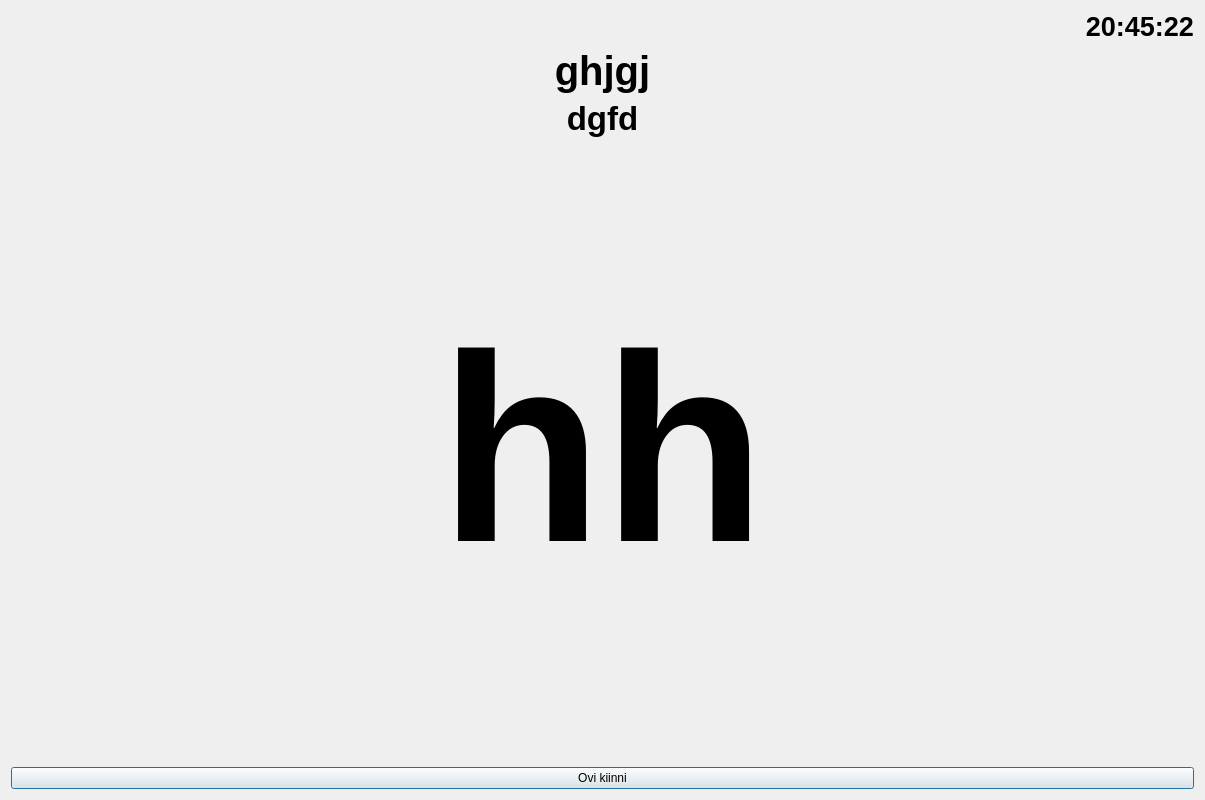
Above: SLPinkoodi/tervetuloa.ui from villerp/LockMaster-Qt-UI before the change. Below: the same form after it.
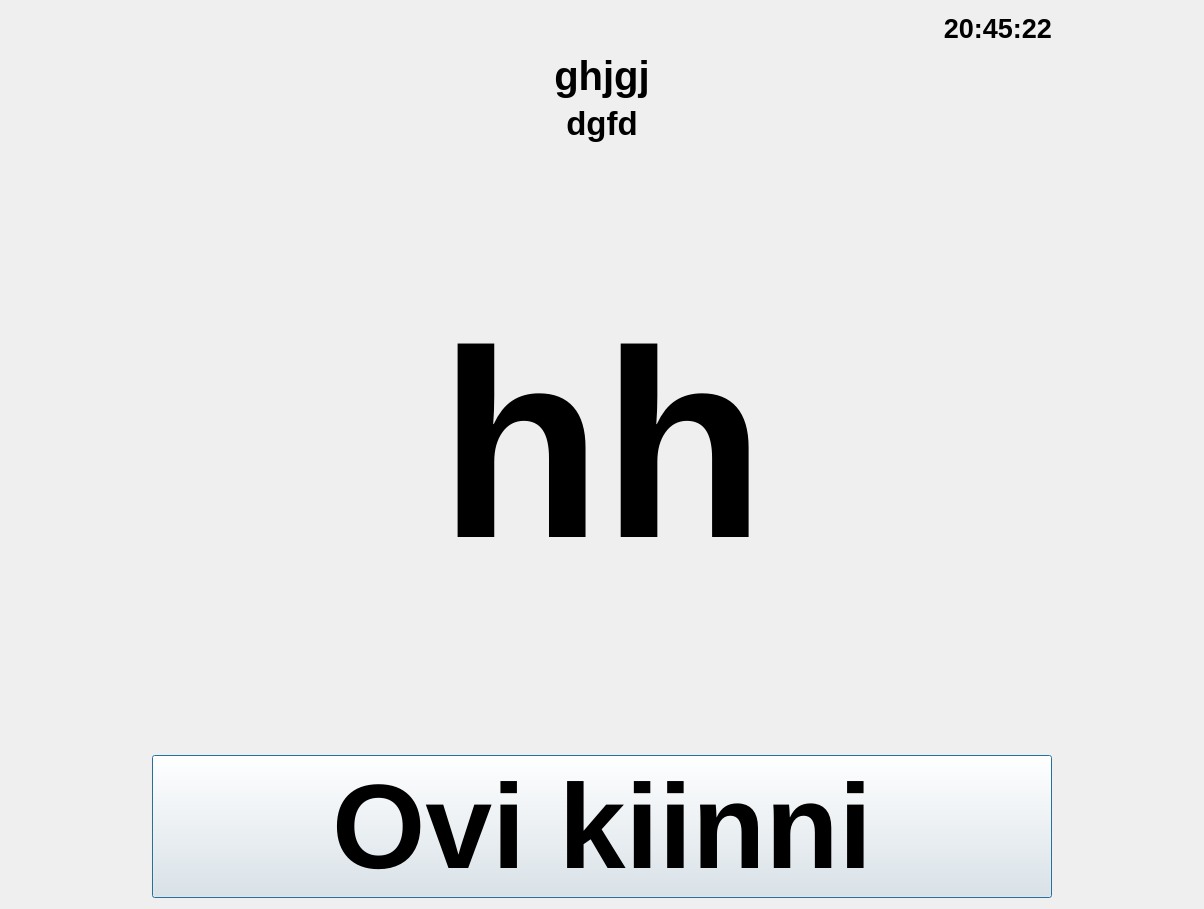
That is the form after the change.

What changed in the file:
```diff
--- a/SLPinkoodi/tervetuloa.ui
+++ b/SLPinkoodi/tervetuloa.ui
@@ -6,15 +6,15 @@
    <rect>
     <x>0</x>
     <y>0</y>
-    <width>1205</width>
-    <height>800</height>
+    <width>1204</width>
+    <height>909</height>
    </rect>
   </property>
   <property name="windowTitle">
    <string>Tervetuloa</string>
   </property>
-  <layout class="QVBoxLayout" name="verticalLayout">
-   <item>
+  <layout class="QGridLayout" name="gridLayout">
+   <item row="0" column="0">
     <widget class="QLabel" name="labelTime">
      <property name="maximumSize">
       <size>
@@ -34,7 +34,7 @@
      </property>
     </widget>
    </item>
-   <item>
+   <item row="1" column="0">
     <widget class="QLabel" name="labelTervetuloa">
      <property name="maximumSize">
       <size>
@@ -54,7 +54,7 @@
      </property>
     </widget>
    </item>
-   <item>
+   <item row="2" column="0">
     <widget class="QLabel" name="labelAvaukseen">
      <property name="maximumSize">
       <size>
@@ -74,7 +74,42 @@
      </property>
     </widget>
    </item>
-   <item>
+   <item row="4" column="0">
+    <widget class="QPushButton" name="pushButton">
+     <property name="sizePolicy">
+      <sizepolicy hsizetype="Minimum" vsizetype="Fixed">
+       <horstretch>0</horstretch>
+       <verstretch>0</verstretch>
+      </sizepolicy>
+     </property>
+     <property name="minimumSize">
+      <size>
+       <width>150</width>
+       <height>50</height>
+      </size>
+     </property>
+     <property name="maximumSize">
+      <size>
+       <width>900</width>
+       <height>300</height>
+      </size>
+     </property>
+     <property name="font">
+      <font>
+       <pointsize>90</pointsize>
+       <weight>75</weight>
+       <bold>true</bold>
+      </font>
+     </property>
+     <property name="text">
+      <string>Ovi kiinni</string>
+     </property>
+     <property name="default">
+      <bool>false</bool>
+     </property>
+    </widget>
+   </item>
+   <item row="3" column="0">
     <widget class="QLabel" name="labelAika">
      <property name="sizePolicy">
       <sizepolicy hsizetype="Preferred" vsizetype="Preferred">
@@ -82,6 +117,12 @@
        <verstretch>2</verstretch>
       </sizepolicy>
      </property>
+     <property name="maximumSize">
+      <size>
+       <width>1000</width>
+       <height>600</height>
+      </size>
+     </property>
      <property name="font">
       <font>
        <pointsize>400</pointsize>
@@ -100,28 +141,6 @@
      </property>
     </widget>
    </item>
-   <item>
-    <widget class="QPushButton" name="pushButton">
-     <property name="sizePolicy">
-      <sizepolicy hsizetype="Minimum" vsizetype="Fixed">
-       <horstretch>0</horstretch>
-       <verstretch>0</verstretch>
-      </sizepolicy>
-     </property>
-     <property name="maximumSize">
-      <size>
-       <width>16777215</width>
-       <height>40</height>
-      </size>
-     </property>
-     <property name="text">
-      <string>Ovi kiinni</string>
-     </property>
-     <property name="default">
-      <bool>false</bool>
-     </property>
-    </widget>
-   </item>
   </layout>
  </widget>
  <resources/>
```
